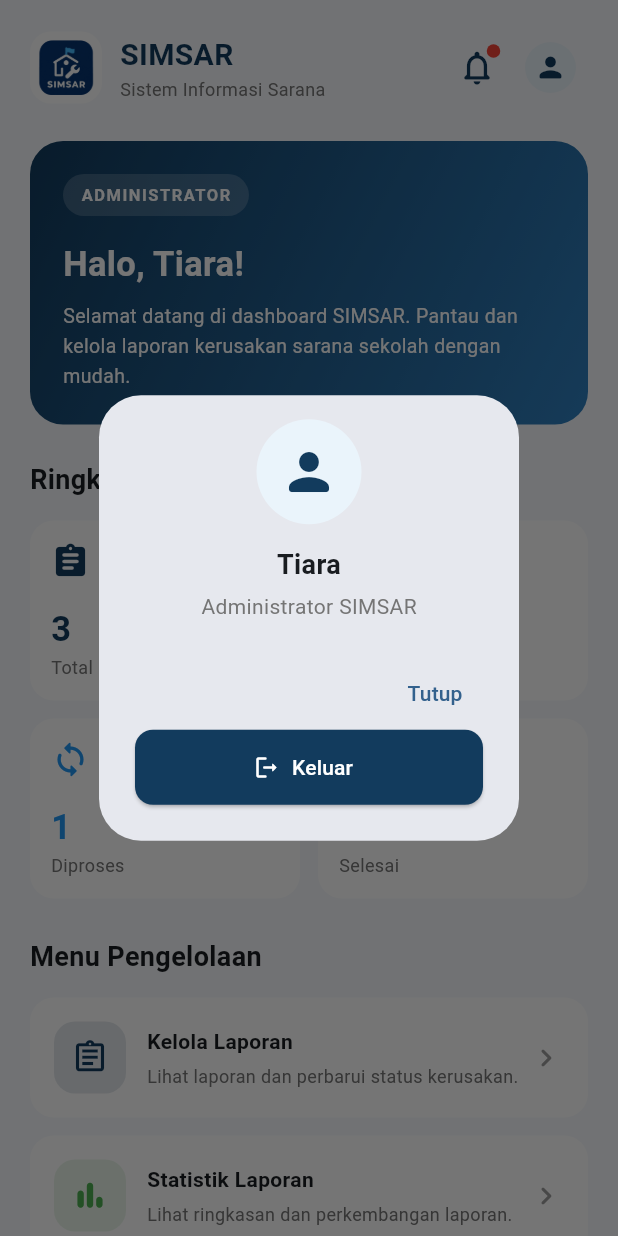
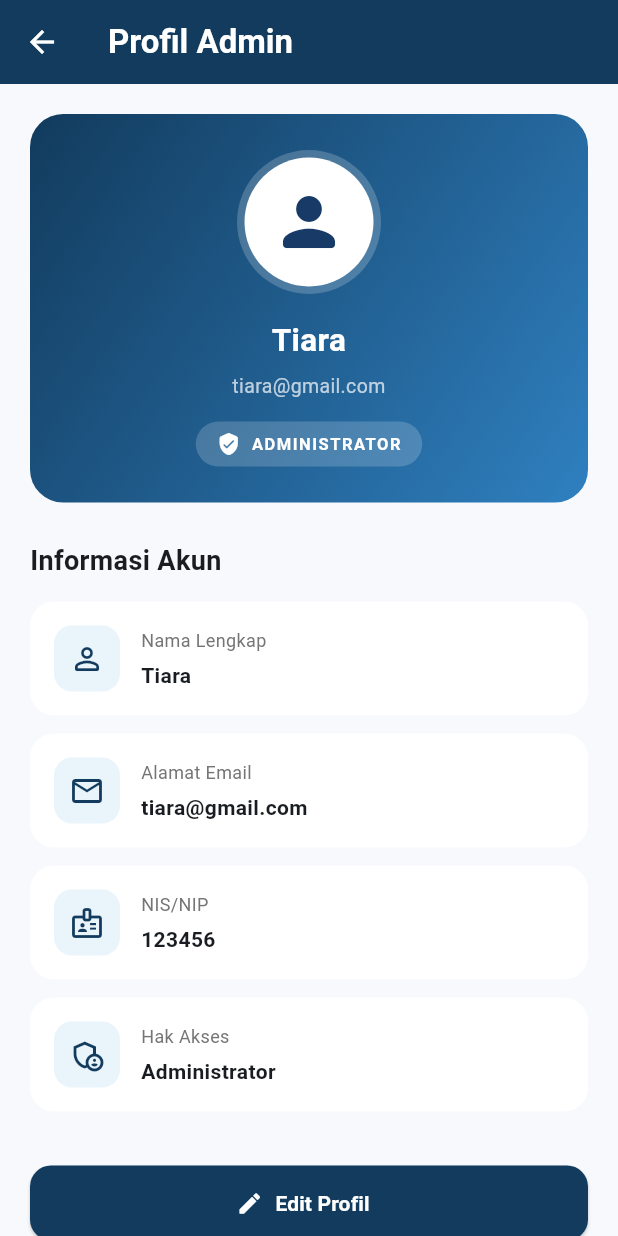
Before and after one commit to Tiara-dwi-priliantika/SIMSAR, a Flutter app: the AdminDashboardScreen screen opened directly with sample values from the repository, after a tap on the "person" icon, on a phone screen of 412 x 824 dp. Run offline on Flutter 3.47's test engine with Material 3 defaults, Android fonts, the phone set to English and light mode, and no system bars; our stand-ins replace image_picker.

Commit message:
Tambah halaman profil admin

```diff
--- a/lib/screens/admin/admin_dashboard_screen.dart
+++ b/lib/screens/admin/admin_dashboard_screen.dart
@@ -7,6 +7,7 @@ import '../../utils/app_colors.dart';
 import '../auth/login_screen.dart';
 import 'admin_laporan_screen.dart';
 import 'admin_statistik_screen.dart';
+import 'admin_profile_screen.dart';
 
 class AdminDashboardScreen extends StatelessWidget {
   final AkunDummy akun;
@@ -25,15 +26,12 @@ class AdminDashboardScreen extends StatelessWidget {
           valueListenable: LaporanDummy.laporan,
           builder: (context, daftarLaporan, child) {
             final total = daftarLaporan.length;
-
             final menunggu = daftarLaporan
                 .where((laporan) => laporan.status == 'Menunggu')
                 .length;
-
             final diproses = daftarLaporan
                 .where((laporan) => laporan.status == 'Diproses')
                 .length;
-
             final selesai = daftarLaporan
                 .where((laporan) => laporan.status == 'Selesai')
                 .length;
@@ -90,7 +88,7 @@ class AdminDashboardScreen extends StatelessWidget {
                         ),
                       ),
 
-                      // Ikon notifikasi
+                      // Notifikasi
                       IconButton(
                         tooltip: 'Notifikasi',
                         onPressed: () {
@@ -100,9 +98,7 @@ class AdminDashboardScreen extends StatelessWidget {
                               return AlertDialog(
                                 title: const Row(
                                   children: [
-                                    Icon(
-                                      Icons.notifications_active_rounded,
-                                    ),
+                                    Icon(Icons.notifications_active_rounded),
                                     SizedBox(width: 10),
                                     Expanded(
                                       child: Text('Notifikasi'),
@@ -127,8 +123,7 @@ class AdminDashboardScreen extends StatelessWidget {
                                             const SizedBox(height: 12),
                                             ...daftarLaporan.take(3).map(
                                               (laporan) => ListTile(
-                                                contentPadding:
-                                                    EdgeInsets.zero,
+                                                contentPadding: EdgeInsets.zero,
                                                 leading: Icon(
                                                   Icons.assignment_rounded,
                                                   color: AppColors.navy,
@@ -198,62 +193,16 @@ class AdminDashboardScreen extends StatelessWidget {
                         ),
                       ),
 
-                      // Foto profil admin
+                      // Profil admin
                       IconButton(
                         tooltip: 'Profil Admin',
                         onPressed: () {
-                          showDialog<void>(
-                            context: context,
-                            builder: (dialogContext) {
-                              return AlertDialog(
-                                content: Column(
-                                  mainAxisSize: MainAxisSize.min,
-                                  children: [
-                                    CircleAvatar(
-                                      radius: 35,
-                                      backgroundColor: AppColors.lightBlue,
-                                      child: Icon(
-                                        Icons.person_rounded,
-                                        size: 40,
-                                        color: AppColors.navy,
-                                      ),
-                                    ),
-                                    const SizedBox(height: 14),
-                                    Text(
-                                      akun.nama,
-                                      textAlign: TextAlign.center,
-                                      style: const TextStyle(
-                                        fontSize: 18,
-                                        fontWeight: FontWeight.bold,
-                                      ),
-                                    ),
-                                    const SizedBox(height: 5),
-                                    Text(
-                                      'Administrator SIMSAR',
-                                      style: TextStyle(
-                                        color: Colors.grey.shade600,
-                                      ),
-                                    ),
-                                  ],
-                                ),
-                                actions: [
-                                  TextButton(
-                                    onPressed: () {
-                                      Navigator.pop(dialogContext);
-                                    },
-                                    child: const Text('Tutup'),
-                                  ),
-                                  ElevatedButton.icon(
-                                    onPressed: () {
-                                      Navigator.pop(dialogContext);
-                                      _konfirmasiKeluar(context);
-                                    },
-                                    icon: const Icon(Icons.logout_rounded),
-                                    label: const Text('Keluar'),
-                                  ),
-                                ],
-                              );
-                            },
+                          Navigator.push(
+                            context,
+                            MaterialPageRoute(
+                              builder: (context) =>
+                                  AdminProfileScreen(akun: akun),
+                            ),
                           );
                         },
                         icon: CircleAvatar(
@@ -381,7 +330,7 @@ class AdminDashboardScreen extends StatelessWidget {
 
                   const SizedBox(height: 26),
 
-                  // Menu utama
+                  // Menu pengelolaan
                   const Text(
                     'Menu Pengelolaan',
                     style: TextStyle(
@@ -477,42 +426,6 @@ class AdminDashboardScreen extends StatelessWidget {
   }
 }
 
-// Dialog konfirmasi logout
-void _konfirmasiKeluar(BuildContext context) {
-  showDialog<void>(
-    context: context,
-    builder: (dialogContext) {
-      return AlertDialog(
-        title: const Text('Keluar dari akun?'),
-        content: const Text(
-          'Apakah kamu yakin ingin keluar dari dashboard admin?',
-        ),
-        actions: [
-          TextButton(
-            onPressed: () {
-              Navigator.pop(dialogContext);
-            },
-            child: const Text('Batal'),
-          ),
-          ElevatedButton(
-            onPressed: () {
-              Navigator.pop(dialogContext);
-              Navigator.pushAndRemoveUntil(
-                context,
-                MaterialPageRoute(
-                  builder: (context) => const LoginScreen(),
-                ),
-                (route) => false,
-              );
-            },
-            child: const Text('Keluar'),
-          ),
-        ],
-      );
-    },
-  );
-}
-
 class _KartuStatistik extends StatelessWidget {
   final String judul;
   final int jumlah;
@@ -538,11 +451,7 @@ class _KartuStatistik extends StatelessWidget {
         crossAxisAlignment: CrossAxisAlignment.start,
         mainAxisAlignment: MainAxisAlignment.spaceBetween,
         children: [
-          Icon(
-            ikon,
-            color: warna,
-            size: 26,
-          ),
+          Icon(ikon, color: warna, size: 26),
           Column(
             crossAxisAlignment: CrossAxisAlignment.start,
             children: [
@@ -603,11 +512,7 @@ class _KartuMenuAdmin extends StatelessWidget {
                   color: warna.withValues(alpha: 0.12),
                   borderRadius: BorderRadius.circular(14),
                 ),
-                child: Icon(
-                  ikon,
-                  color: warna,
-                  size: 25,
-                ),
+                child: Icon(ikon, color: warna, size: 25),
               ),
               const SizedBox(width: 14),
               Expanded(
--- /dev/null
+++ b/lib/screens/admin/admin_profile_screen.dart
@@ -0,0 +1,427 @@
+
+import 'package:flutter/material.dart';
+
+import '../../data/akun_dummy.dart';
+import '../../utils/app_colors.dart';
+import '../auth/login_screen.dart';
+
+class AdminProfileScreen extends StatefulWidget {
+  final AkunDummy akun;
+
+  const AdminProfileScreen({
+    super.key,
+    required this.akun,
+  });
+
+  @override
+  State<AdminProfileScreen> createState() => _AdminProfileScreenState();
+}
+
+class _AdminProfileScreenState extends State<AdminProfileScreen> {
+  late TextEditingController namaController;
+  late TextEditingController emailController;
+  late TextEditingController nisNipController;
+
+  @override
+  void initState() {
+    super.initState();
+    namaController = TextEditingController(text: widget.akun.nama);
+    emailController = TextEditingController(text: widget.akun.email);
+    nisNipController = TextEditingController(text: widget.akun.nisNip);
+  }
+
+  @override
+  void dispose() {
+    namaController.dispose();
+    emailController.dispose();
+    nisNipController.dispose();
+    super.dispose();
+  }
+
+  void _editProfil() {
+    namaController.text = widget.akun.nama;
+    emailController.text = widget.akun.email;
+    nisNipController.text = widget.akun.nisNip;
+
+    showDialog<void>(
+      context: context,
+      builder: (dialogContext) {
+        return AlertDialog(
+          title: const Text('Edit Profil'),
+          content: SingleChildScrollView(
+            child: Column(
+              mainAxisSize: MainAxisSize.min,
+              children: [
+                TextField(
+                  controller: namaController,
+                  decoration: const InputDecoration(
+                    labelText: 'Nama Lengkap',
+                    prefixIcon: Icon(Icons.person_outline_rounded),
+                    border: OutlineInputBorder(),
+                  ),
+                ),
+                const SizedBox(height: 14),
+                TextField(
+                  controller: emailController,
+                  keyboardType: TextInputType.emailAddress,
+                  decoration: const InputDecoration(
+                    labelText: 'Email',
+                    prefixIcon: Icon(Icons.email_outlined),
+                    border: OutlineInputBorder(),
+                  ),
+                ),
+                const SizedBox(height: 14),
+                TextField(
+                  controller: nisNipController,
+                  decoration: const InputDecoration(
+                    labelText: 'NIS/NIP',
+                    prefixIcon: Icon(Icons.badge_outlined),
+                    border: OutlineInputBorder(),
+                  ),
+                ),
+              ],
+            ),
+          ),
+          actions: [
+            TextButton(
+              onPressed: () => Navigator.pop(dialogContext),
+              child: const Text('Batal'),
+            ),
+            ElevatedButton(
+              style: ElevatedButton.styleFrom(
+                backgroundColor: AppColors.navy,
+                foregroundColor: Colors.white,
+              ),
+              onPressed: () {
+                final nama = namaController.text.trim();
+                final email = emailController.text.trim();
+                final nisNip = nisNipController.text.trim();
+
+                if (nama.isEmpty || email.isEmpty || nisNip.isEmpty) {
+                  ScaffoldMessenger.of(context).showSnackBar(
+                    const SnackBar(
+                      content: Text('Semua kolom harus diisi.'),
+                    ),
+                  );
+                  return;
+                }
+
+                setState(() {
+                  widget.akun.nama = nama;
+                  widget.akun.email = email;
+                  widget.akun.nisNip = nisNip;
+                });
+
+                Navigator.pop(dialogContext);
+
+                ScaffoldMessenger.of(context).showSnackBar(
+                  const SnackBar(
+                    content: Text('Profil berhasil diperbarui.'),
+                  ),
+                );
+              },
+              child: const Text('Simpan'),
+            ),
+          ],
+        );
+      },
+    );
+  }
+
+  void _konfirmasiKeluar() {
+    showDialog<void>(
+      context: context,
+      builder: (dialogContext) {
+        return AlertDialog(
+          title: const Text('Keluar dari akun?'),
+          content: const Text(
+            'Apakah kamu yakin ingin keluar dari akun admin?',
+          ),
+          actions: [
+            TextButton(
+              onPressed: () => Navigator.pop(dialogContext),
+              child: const Text('Batal'),
+            ),
+            ElevatedButton(
+              style: ElevatedButton.styleFrom(
+                backgroundColor: AppColors.navy,
+                foregroundColor: Colors.white,
+              ),
+              onPressed: () {
+                Navigator.pop(dialogContext);
+                Navigator.pushAndRemoveUntil(
+                  context,
+                  MaterialPageRoute(
+                    builder: (context) => const LoginScreen(),
+                  ),
+                  (route) => false,
+                );
+              },
+              child: const Text('Keluar'),
+            ),
+          ],
+        );
+      },
+    );
+  }
+
+  @override
+  Widget build(BuildContext context) {
+    return Scaffold(
+      backgroundColor: AppColors.background,
+      appBar: AppBar(
+        backgroundColor: AppColors.navy,
+        foregroundColor: Colors.white,
+        elevation: 0,
+        title: const Text(
+          'Profil Admin',
+          style: TextStyle(fontWeight: FontWeight.bold),
+        ),
+      ),
+      body: ListView(
+        padding: const EdgeInsets.all(20),
+        children: [
+          // Kartu profil
+          Container(
+            width: double.infinity,
+            padding: const EdgeInsets.all(24),
+            decoration: BoxDecoration(
+              gradient: LinearGradient(
+                colors: [
+                  AppColors.navy,
+                  AppColors.blue,
+                ],
+                begin: Alignment.topLeft,
+                end: Alignment.bottomRight,
+              ),
+              borderRadius: BorderRadius.circular(22),
+            ),
+            child: Column(
+              children: [
+                Container(
+                  padding: const EdgeInsets.all(5),
+                  decoration: BoxDecoration(
+                    color: Colors.white.withValues(alpha: 0.2),
+                    shape: BoxShape.circle,
+                  ),
+                  child: const CircleAvatar(
+                    radius: 43,
+                    backgroundColor: Colors.white,
+                    child: Icon(
+                      Icons.person_rounded,
+                      size: 52,
+                      color: Color(0xFF173A67),
+                    ),
+                  ),
+                ),
+                const SizedBox(height: 16),
+                Text(
+                  widget.akun.nama,
+                  textAlign: TextAlign.center,
+                  style: const TextStyle(
+                    color: Colors.white,
+                    fontSize: 21,
+                    fontWeight: FontWeight.bold,
+                  ),
+                ),
+                const SizedBox(height: 6),
+                Text(
+                  widget.akun.email,
+                  textAlign: TextAlign.center,
+                  style: const TextStyle(
+                    color: Colors.white70,
+                    fontSize: 13,
+                  ),
+                ),
+                const SizedBox(height: 14),
+                Container(
+                  padding: const EdgeInsets.symmetric(
+                    horizontal: 14,
+                    vertical: 7,
+                  ),
+                  decoration: BoxDecoration(
+                    color: Colors.white.withValues(alpha: 0.18),
+                    borderRadius: BorderRadius.circular(20),
+                  ),
+                  child: const Row(
+                    mainAxisSize: MainAxisSize.min,
+                    children: [
+                      Icon(
+                        Icons.verified_user_rounded,
+                        color: Colors.white,
+                        size: 16,
+                      ),
+                      SizedBox(width: 7),
+                      Text(
+                        'ADMINISTRATOR',
+                        style: TextStyle(
+                          color: Colors.white,
+                          fontSize: 11,
+                          fontWeight: FontWeight.bold,
+                          letterSpacing: 1,
+                        ),
+                      ),
+                    ],
+                  ),
+                ),
+              ],
+            ),
+          ),
+
+          const SizedBox(height: 26),
+
+          const Text(
+            'Informasi Akun',
+            style: TextStyle(
+              fontSize: 18,
+              fontWeight: FontWeight.bold,
+            ),
+          ),
+
+          const SizedBox(height: 14),
+
+          _InformasiProfil(
+            ikon: Icons.person_outline_rounded,
+            judul: 'Nama Lengkap',
+            isi: widget.akun.nama,
+          ),
+
+          _InformasiProfil(
+            ikon: Icons.email_outlined,
+            judul: 'Alamat Email',
+            isi: widget.akun.email,
+          ),
+
+          _InformasiProfil(
+            ikon: Icons.badge_outlined,
+            judul: 'NIS/NIP',
+            isi: widget.akun.nisNip,
+          ),
+
+          _InformasiProfil(
+            ikon: Icons.admin_panel_settings_outlined,
+            judul: 'Hak Akses',
+            isi: 'Administrator',
+          ),
+
+          const SizedBox(height: 24),
+
+          SizedBox(
+            height: 50,
+            child: ElevatedButton.icon(
+              onPressed: _editProfil,
+              icon: const Icon(Icons.edit_rounded),
+              label: const Text(
+                'Edit Profil',
+                style: TextStyle(fontWeight: FontWeight.bold),
+              ),
+              style: ElevatedButton.styleFrom(
+                backgroundColor: AppColors.navy,
+                foregroundColor: Colors.white,
+                shape: RoundedRectangleBorder(
+                  borderRadius: BorderRadius.circular(14),
+                ),
+              ),
+            ),
+          ),
+
+          const SizedBox(height: 12),
+
+          SizedBox(
+            height: 50,
+            child: OutlinedButton.icon(
+              onPressed: _konfirmasiKeluar,
+              icon: const Icon(Icons.logout_rounded),
+              label: const Text(
+                'Keluar dari Akun',
+                style: TextStyle(fontWeight: FontWeight.bold),
+              ),
+              style: OutlinedButton.styleFrom(
+                foregroundColor: Colors.red,
+                side: const BorderSide(color: Colors.red),
+                shape: RoundedRectangleBorder(
+                  borderRadius: BorderRadius.circular(14),
+                ),
+              ),
+            ),
+          ),
+
+          const SizedBox(height: 24),
+
+          Center(
+            child: Text(
+              'SIMSAR • Sistem Informasi Sarana',
+              style: TextStyle(
+                fontSize: 12,
+                color: Colors.grey.shade600,
+              ),
+            ),
+          ),
+        ],
+      ),
+    );
+  }
+}
+
+class _InformasiProfil extends StatelessWidget {
+  final IconData ikon;
+  final String judul;
+  final String isi;
+
+  const _InformasiProfil({
+    required this.ikon,
+    required this.judul,
+    required this.isi,
+  });
+
+  @override
+  Widget build(BuildContext context) {
+    return Container(
+      margin: const EdgeInsets.only(bottom: 12),
+      padding: const EdgeInsets.all(16),
+      decoration: BoxDecoration(
+        color: Colors.white,
+        borderRadius: BorderRadius.circular(16),
+      ),
+      child: Row(
+        children: [
+          Container(
+            width: 44,
+            height: 44,
+            decoration: BoxDecoration(
+              color: AppColors.lightBlue,
+              borderRadius: BorderRadius.circular(12),
+            ),
+            child: Icon(
+              ikon,
+              color: AppColors.navy,
+            ),
+          ),
+          const SizedBox(width: 14),
+          Expanded(
+            child: Column(
+              crossAxisAlignment: CrossAxisAlignment.start,
+              children: [
+                Text(
+                  judul,
+                  style: TextStyle(
+                    color: Colors.grey.shade600,
+                    fontSize: 12,
+                  ),
+                ),
+                const SizedBox(height: 5),
+                Text(
+                  isi.isEmpty ? '-' : isi,
+                  style: const TextStyle(
+                    fontSize: 14,
+                    fontWeight: FontWeight.w600,
+                  ),
+                ),
+              ],
+            ),
+          ),
+        ],
+      ),
+    );
+  }
+}
```
